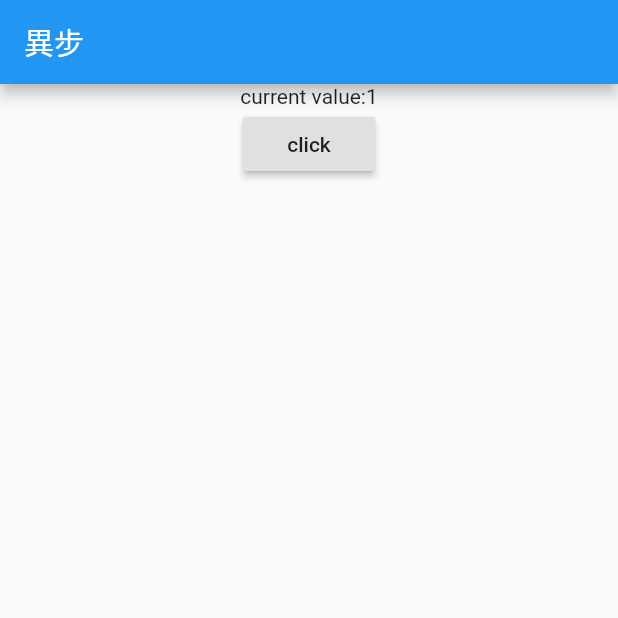
After one commit to tks3589/flutter_app, a Flutter app: the AsyncPage screen opened directly, after a tap on "click", on a phone screen of 412 x 824 dp, the top half of it. The commit adds this screen. Run offline on Flutter 3.47's test engine with Material 2 defaults, Android fonts, the phone set to English and light mode, and no system bars; our stand-ins replace shared_preferences; accounts and stored records are empty.

Commit message:
0516 lesson

```diff
--- /dev/null
+++ b/lib/class0516.dart
@@ -0,0 +1,18 @@
+import 'package:flutter/material.dart';
+import 'page/async_page.dart';
+
+void main() => runApp(TTT());
+
+class TTT extends StatelessWidget{
+  @override
+  Widget build(BuildContext context) {
+    return MaterialApp(
+        title: 'Async0516',
+        theme: ThemeData(
+          primarySwatch: Colors.blue,
+        ),
+        //home: Tester()
+        home: AsyncPage()
+    );
+  }
+}
--- /dev/null
+++ b/lib/page/async_page.dart
@@ -0,0 +1,64 @@
+import 'package:flutter/material.dart';
+import 'package:shared_preferences/shared_preferences.dart';
+
+class AsyncPage extends StatefulWidget{
+  @override
+  State<StatefulWidget> createState() {
+   return _AsyncPageState();
+  }
+
+}
+
+class _AsyncPageState extends State<AsyncPage> {
+  SharedPreferences sf;
+  int sv;
+  @override
+  void initState() {
+    super.initState();
+    //funcA();
+    initData();
+  }
+   initData() async{
+       sf = await SharedPreferences.getInstance();
+       setState(() {
+         sv = sf.getInt('value');
+         if(sv == null)
+           sv = 0;
+       });
+
+  }
+
+  Future<String> getData() async{
+    return "ABC";
+  }
+  void funcA() async{
+
+  }
+
+  @override
+  Widget build(BuildContext context) {
+    return Scaffold(
+      appBar: AppBar(
+        title: Text('異步'),
+      ),
+      body:Center(
+        child: Column(
+          children: <Widget>[
+            Text("current value:$sv"),
+            RaisedButton(
+              child:Text('click'),
+              onPressed: (){
+                setState((){
+                  sv = sv+1;
+                  sf.setInt("value", sv);
+                });
+              }
+            )
+          ],
+        )
+
+      ),
+
+    );
+  }
+}
--- a/pubspec.yaml
+++ b/pubspec.yaml
@@ -23,6 +23,7 @@ dependencies:
   # The following adds the Cupertino Icons font to your application.
   # Use with the CupertinoIcons class for iOS style icons.
   cupertino_icons: ^0.1.2
+  shared_preferences: ^0.5.2
 
 dev_dependencies:
   flutter_test:
```
Also changed, not shown: lib/page/result_page.dart (line endings or trailing spaces), pubspec.lock.
